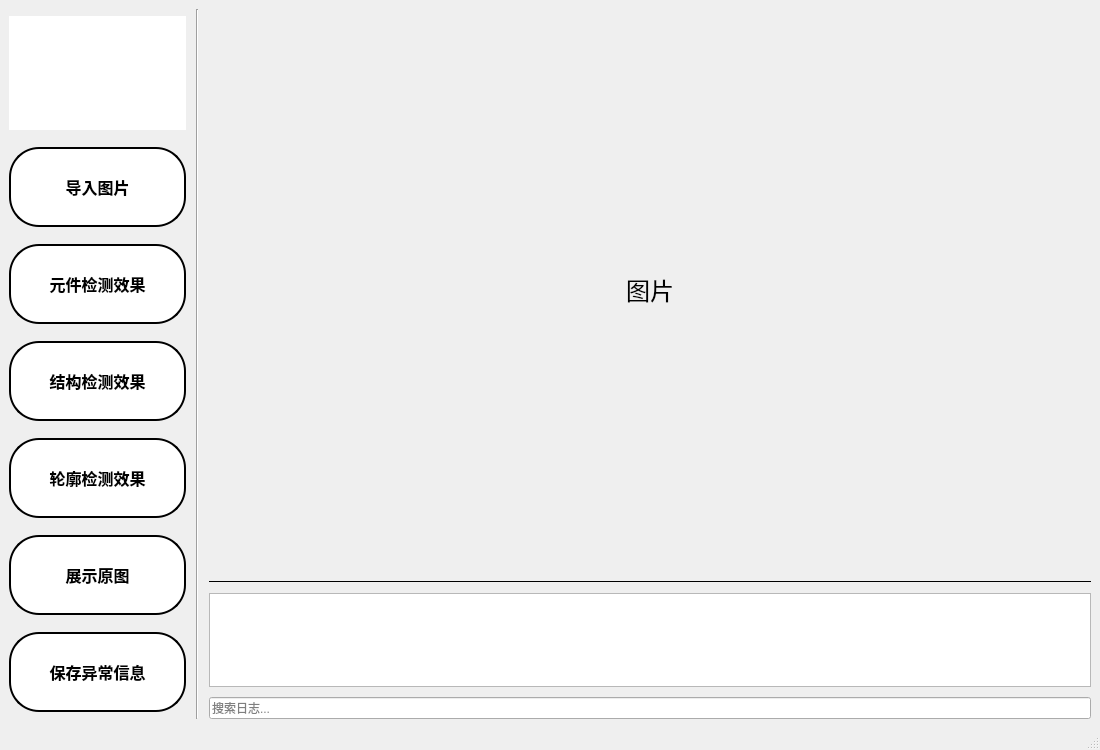
Qt form mainwindows.ui (Ethereaity/InterfaceDesign) before a commit.
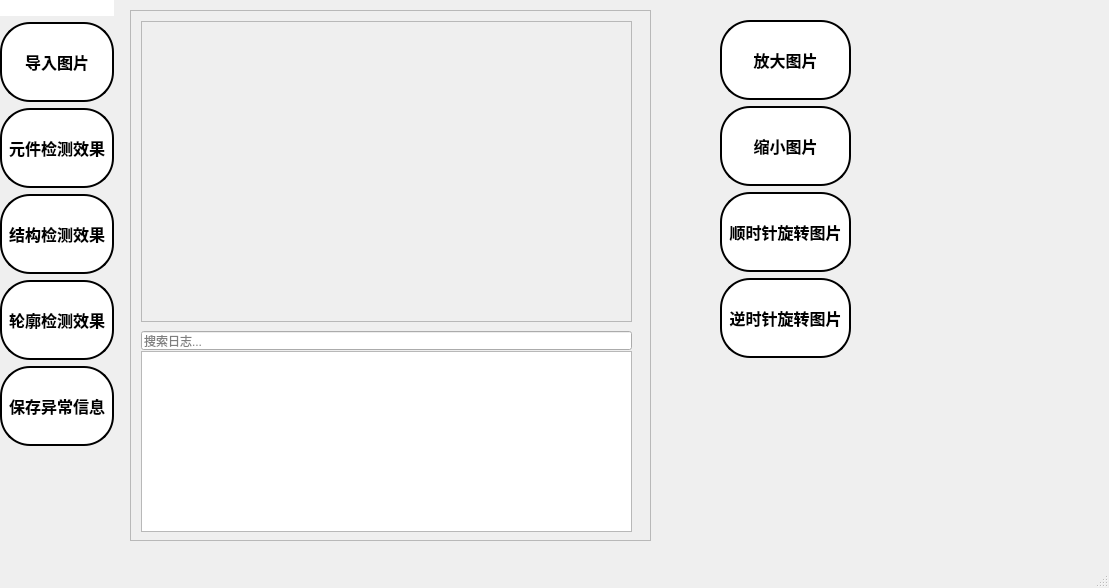
The same form after that commit. Icons and pictures are not drawn.

Commit message: 第三次修改 将图片查看器整合到了主窗口 ui文件设计仍然有缺陷

The edit to the form file:
```diff
--- a/mainwindows.ui
+++ b/mainwindows.ui
@@ -6,22 +6,127 @@
    <rect>
     <x>0</x>
     <y>0</y>
-    <width>1100</width>
-    <height>750</height>
+    <width>1109</width>
+    <height>588</height>
    </rect>
   </property>
   <property name="windowTitle">
    <string>线束分析工具</string>
   </property>
   <widget class="QWidget" name="centralwidget">
-   <layout class="QHBoxLayout" name="centralLayout" stretch="1,0,5">
-    <property name="spacing">
-     <number>10</number>
+   <widget class="QScrollArea" name="scrollArea_external">
+    <property name="geometry">
+     <rect>
+      <x>130</x>
+      <y>10</y>
+      <width>521</width>
+      <height>531</height>
+     </rect>
     </property>
-    <property name="leftMargin">
-     <number>9</number>
+    <property name="widgetResizable">
+     <bool>true</bool>
     </property>
-    <item>
+    <widget class="QWidget" name="scrollAreaWidgetContents">
+     <property name="geometry">
+      <rect>
+       <x>0</x>
+       <y>0</y>
+       <width>519</width>
+       <height>529</height>
+      </rect>
+     </property>
+     <widget class="QTextEdit" name="logArea">
+      <property name="geometry">
+       <rect>
+        <x>10</x>
+        <y>340</y>
+        <width>491</width>
+        <height>181</height>
+       </rect>
+      </property>
+      <property name="readOnly">
+       <bool>true</bool>
+      </property>
+     </widget>
+     <widget class="QScrollArea" name="scrollArea">
+      <property name="geometry">
+       <rect>
+        <x>10</x>
+        <y>10</y>
+        <width>491</width>
+        <height>301</height>
+       </rect>
+      </property>
+      <property name="widgetResizable">
+       <bool>true</bool>
+      </property>
+      <widget class="QWidget" name="scrollAreaWidgetContents_2">
+       <property name="geometry">
+        <rect>
+         <x>0</x>
+         <y>0</y>
+         <width>489</width>
+         <height>299</height>
+        </rect>
+       </property>
+       <widget class="QFrame" name="frame">
+        <property name="geometry">
+         <rect>
+          <x>-19</x>
+          <y>294</y>
+          <width>539</width>
+          <height>16</height>
+         </rect>
+        </property>
+        <property name="frameShape">
+         <enum>QFrame::HLine</enum>
+        </property>
+        <property name="frameShadow">
+         <enum>QFrame::Plain</enum>
+        </property>
+        <property name="lineWidth">
+         <number>1</number>
+        </property>
+       </widget>
+       <widget class="QLabel" name="label_image">
+        <property name="geometry">
+         <rect>
+          <x>10</x>
+          <y>10</y>
+          <width>451</width>
+          <height>271</height>
+         </rect>
+        </property>
+        <property name="text">
+         <string/>
+        </property>
+       </widget>
+      </widget>
+     </widget>
+     <widget class="QLineEdit" name="searchBar">
+      <property name="geometry">
+       <rect>
+        <x>10</x>
+        <y>320</y>
+        <width>491</width>
+        <height>19</height>
+       </rect>
+      </property>
+      <property name="placeholderText">
+       <string>搜索日志...</string>
+      </property>
+     </widget>
+    </widget>
+   </widget>
+   <widget class="QWidget" name="layoutWidget">
+    <property name="geometry">
+     <rect>
+      <x>0</x>
+      <y>0</y>
+      <width>114</width>
+      <height>446</height>
+     </rect>
+    </property>
      <layout class="QVBoxLayout" name="leftLayout">
       <item>
        <widget class="QLabel" name="label">
@@ -247,57 +352,6 @@
         </property>
        </widget>
       </item>
-      <item>
-       <widget class="QPushButton" name="pushButton_2">
-        <property name="minimumSize">
-         <size>
-          <width>46</width>
-          <height>80</height>
-         </size>
-        </property>
-        <property name="maximumSize">
-         <size>
-          <width>16777215</width>
-          <height>16777215</height>
-         </size>
-        </property>
-        <property name="font">
-         <font>
-          <pointsize>-1</pointsize>
-          <weight>75</weight>
-          <italic>false</italic>
-          <bold>true</bold>
-         </font>
-        </property>
-        <property name="styleSheet">
-         <string notr="true">QPushButton
-{
-	
-	background-color: rgb(255, 255, 255);
-	border-style: outset;
-	border-width: 2px;
-	border-radius:30px;
-	border-color: rgb(0, 0, 0);
-	font: bold 16px;
-	min-width:2em;
-	padding: 5px;
-}
-QPushButton:pressed
-{
-	background-color: rgb(177, 177, 177);
-	border-style: inset;
-}
-QPushButton:!enabled
-{
-	background-color: rgb(100, 100, 100);
-	border-style: inset;
-}</string>
-        </property>
-        <property name="text">
-         <string>展示原图</string>
-        </property>
-       </widget>
-      </item>
       <item>
        <widget class="QPushButton" name="pushButton_3">
         <property name="minimumSize">
@@ -350,59 +404,226 @@
        </widget>
       </item>
      </layout>
-    </item>
+   </widget>
+   <widget class="QWidget" name="layoutWidget">
+    <property name="geometry">
+     <rect>
+      <x>720</x>
+      <y>20</y>
+      <width>131</width>
+      <height>340</height>
+     </rect>
+    </property>
+    <layout class="QVBoxLayout" name="verticalLayout">
     <item>
-     <widget class="QFrame" name="frame_2">
-      <property name="layoutDirection">
-       <enum>Qt::RightToLeft</enum>
-      </property>
-      <property name="frameShape">
-       <enum>QFrame::VLine</enum>
-      </property>
-      <property name="frameShadow">
-       <enum>QFrame::Sunken</enum>
-      </property>
-     </widget>
-    </item>
-    <item>
-     <layout class="QVBoxLayout" name="rightLayout" stretch="6,0,1,0">
-      <item>
-       <widget class="QLabel" name="label_2">
+      <widget class="QPushButton" name="zoomInButton">
+       <property name="minimumSize">
+        <size>
+         <width>46</width>
+         <height>80</height>
+        </size>
+       </property>
+       <property name="maximumSize">
+        <size>
+         <width>16777215</width>
+         <height>16777215</height>
+        </size>
+       </property>
+       <property name="font">
+        <font>
+         <pointsize>-1</pointsize>
+         <weight>75</weight>
+         <italic>false</italic>
+         <bold>true</bold>
+        </font>
+       </property>
+       <property name="styleSheet">
+        <string notr="true">QPushButton
+{
+	
+	background-color: rgb(255, 255, 255);
+	border-style: outset;
+	border-width: 2px;
+	border-radius:30px;
+	border-color: rgb(0, 0, 0);
+	font: bold 16px;
+	min-width:2em;
+	padding: 5px;
+}
+QPushButton:pressed
+{
+	background-color: rgb(177, 177, 177);
+	border-style: inset;
+}
+QPushButton:!enabled
+{
+	background-color: rgb(100, 100, 100);
+	border-style: inset;
+}</string>
+       </property>
         <property name="text">
-         <string>&lt;html&gt;&lt;head/&gt;&lt;body&gt;&lt;p align=&quot;center&quot;&gt;&lt;span style=&quot; font-size:18pt;&quot;&gt;图片&lt;/span&gt;&lt;/p&gt;&lt;/body&gt;&lt;/html&gt;</string>
+        <string>放大图片</string>
         </property>
        </widget>
       </item>
       <item>
-       <widget class="QFrame" name="frame">
-        <property name="frameShape">
-         <enum>QFrame::HLine</enum>
-        </property>
-        <property name="frameShadow">
-         <enum>QFrame::Plain</enum>
-        </property>
-        <property name="lineWidth">
-         <number>1</number>
-        </property>
+      <widget class="QPushButton" name="zoomOutButton">
+       <property name="minimumSize">
+        <size>
+         <width>46</width>
+         <height>80</height>
+        </size>
+       </property>
+       <property name="maximumSize">
+        <size>
+         <width>16777215</width>
+         <height>16777215</height>
+        </size>
+       </property>
+       <property name="font">
+        <font>
+         <pointsize>-1</pointsize>
+         <weight>75</weight>
+         <italic>false</italic>
+         <bold>true</bold>
+        </font>
+       </property>
+       <property name="styleSheet">
+        <string notr="true">QPushButton
+{
+	
+	background-color: rgb(255, 255, 255);
+	border-style: outset;
+	border-width: 2px;
+	border-radius:30px;
+	border-color: rgb(0, 0, 0);
+	font: bold 16px;
+	min-width:2em;
+	padding: 5px;
+}
+QPushButton:pressed
+{
+	background-color: rgb(177, 177, 177);
+	border-style: inset;
+}
+QPushButton:!enabled
+{
+	background-color: rgb(100, 100, 100);
+	border-style: inset;
+}</string>
+       </property>
+       <property name="text">
+        <string>缩小图片</string>
+       </property>
        </widget>
       </item>
       <item>
-       <widget class="QTextEdit" name="logArea">
-        <property name="readOnly">
-         <bool>true</bool>
-        </property>
+      <widget class="QPushButton" name="rotateClockwiseButton">
+       <property name="minimumSize">
+        <size>
+         <width>46</width>
+         <height>80</height>
+        </size>
+       </property>
+       <property name="maximumSize">
+        <size>
+         <width>16777215</width>
+         <height>16777215</height>
+        </size>
+       </property>
+       <property name="font">
+        <font>
+         <pointsize>-1</pointsize>
+         <weight>75</weight>
+         <italic>false</italic>
+         <bold>true</bold>
+        </font>
+       </property>
+       <property name="styleSheet">
+        <string notr="true">QPushButton
+{
+	
+	background-color: rgb(255, 255, 255);
+	border-style: outset;
+	border-width: 2px;
+	border-radius:30px;
+	border-color: rgb(0, 0, 0);
+	font: bold 16px;
+	min-width:2em;
+	padding: 5px;
+}
+QPushButton:pressed
+{
+	background-color: rgb(177, 177, 177);
+	border-style: inset;
+}
+QPushButton:!enabled
+{
+	background-color: rgb(100, 100, 100);
+	border-style: inset;
+}</string>
+       </property>
+       <property name="text">
+        <string>顺时针旋转图片</string>
+       </property>
        </widget>
       </item>
       <item>
-       <widget class="QLineEdit" name="searchBar">
-        <property name="placeholderText">
-         <string>搜索日志...</string>
-        </property>
+      <widget class="QPushButton" name="rotateCounterclockwiseButton">
+       <property name="minimumSize">
+        <size>
+         <width>46</width>
+         <height>80</height>
+        </size>
+       </property>
+       <property name="maximumSize">
+        <size>
+         <width>16777215</width>
+         <height>16777215</height>
+        </size>
+       </property>
+       <property name="font">
+        <font>
+         <pointsize>-1</pointsize>
+         <weight>75</weight>
+         <italic>false</italic>
+         <bold>true</bold>
+        </font>
+       </property>
+       <property name="styleSheet">
+        <string notr="true">QPushButton
+{
+	
+	background-color: rgb(255, 255, 255);
+	border-style: outset;
+	border-width: 2px;
+	border-radius:30px;
+	border-color: rgb(0, 0, 0);
+	font: bold 16px;
+	min-width:2em;
+	padding: 5px;
+}
+QPushButton:pressed
+{
+	background-color: rgb(177, 177, 177);
+	border-style: inset;
+}
+QPushButton:!enabled
+{
+	background-color: rgb(100, 100, 100);
+	border-style: inset;
+}</string>
+       </property>
+       <property name="text">
+        <string>逆时针旋转图片</string>
+       </property>
        </widget>
       </item>
      </layout>
-    </item>
-   </layout>
+   </widget>
+   <zorder>layoutWidget</zorder>
+   <zorder>layoutWidget</zorder>
+   <zorder>scrollArea_external</zorder>
   </widget>
   <widget class="QMenuBar" name="menubar">
    <property name="geometry">
```
Left out of the diff: 4 changed lines with no effect on the pictures. Lines whose indentation alone changed are shown as unchanged. The commit also changes 4 other files.
